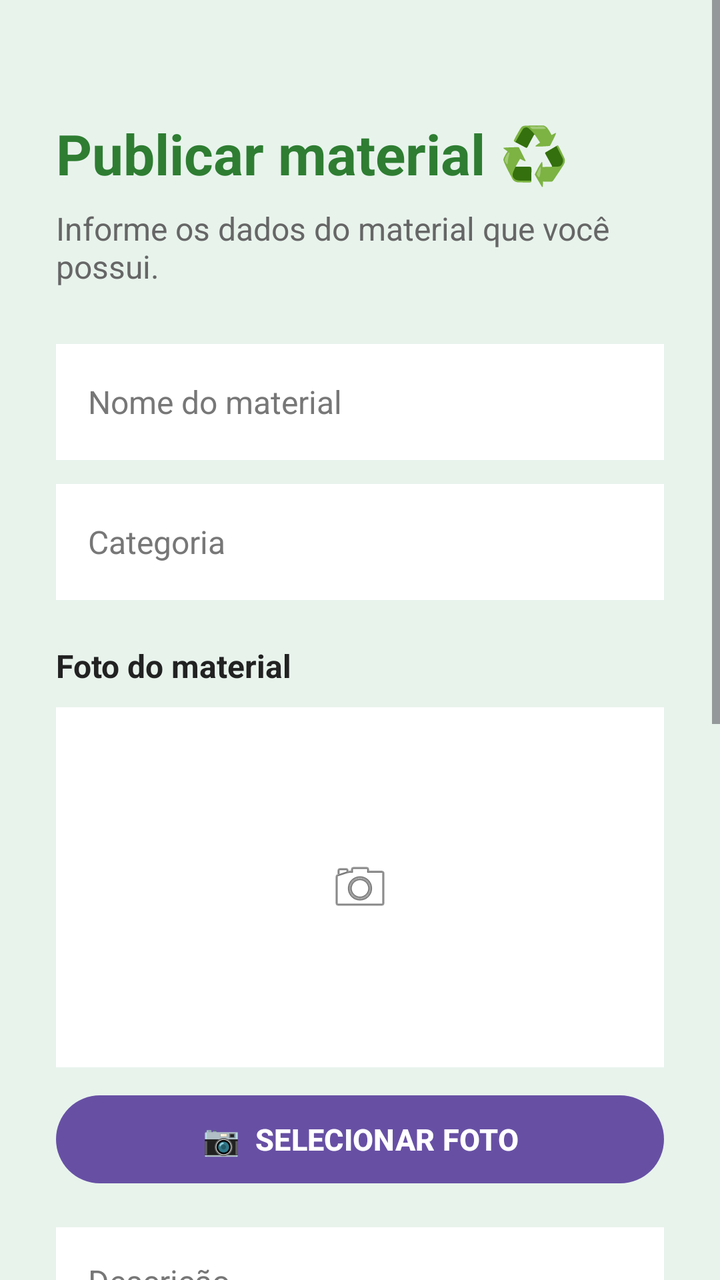
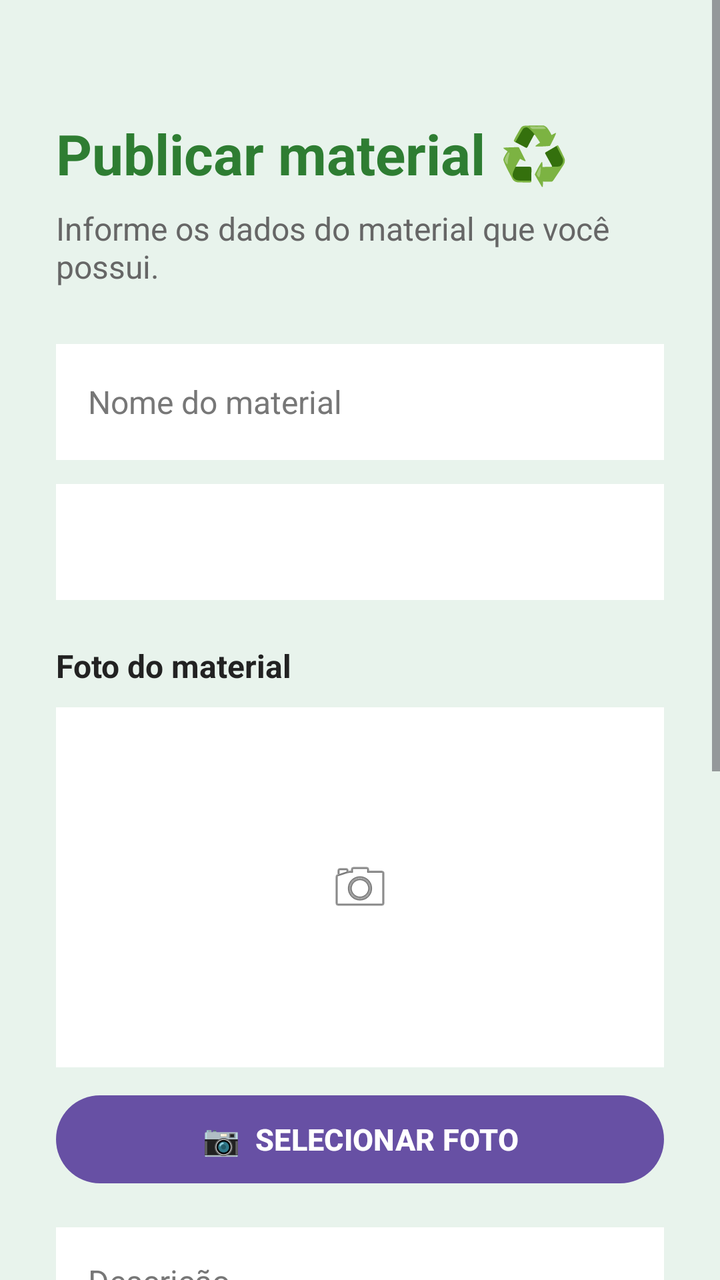

Screens rendered from an Android XML layout before and after an edit, with the pre-edit source and the edit as a unified diff.
<!-- AndroidManifest.xml: application theme Theme.Projeto -->
<!-- res/layout/fragment_fourth.xml -->
<?xml version="1.0" encoding="utf-8"?>
<ScrollView
    xmlns:android="http://schemas.android.com/apk/res/android"
    android:layout_width="match_parent"
    android:layout_height="match_parent"
    android:background="#E8F3EC">

    <LinearLayout
        android:layout_width="match_parent"
        android:layout_height="wrap_content"
        android:orientation="vertical"
        android:padding="28dp">

        <TextView
            android:layout_width="match_parent"
            android:layout_height="wrap_content"
            android:layout_marginTop="30dp"
            android:text="Publicar material ♻️"
            android:textColor="#2E7D32"
            android:textSize="28sp"
            android:textStyle="bold"/>

        <TextView
            android:layout_width="match_parent"
            android:layout_height="wrap_content"
            android:layout_marginTop="8dp"
            android:text="Informe os dados do material que você possui."
            android:textColor="#666666"
            android:textSize="16sp"/>

        <EditText
            android:id="@+id/edtMaterial"
            android:layout_width="match_parent"
            android:layout_height="58dp"
            android:layout_marginTop="28dp"
            android:background="#FFFFFF"
            android:hint="Nome do material"
            android:textColor="#222222"
            android:textColorHint="#777777"
            android:textSize="16sp"
            android:paddingStart="16dp"
            android:paddingEnd="16dp"/>

        <EditText
            android:id="@+id/edtCategoria"
            android:layout_width="match_parent"
            android:layout_height="58dp"
            android:layout_marginTop="12dp"
            android:background="#FFFFFF"
            android:hint="Categoria"
            android:textColor="#222222"
            android:textColorHint="#777777"
            android:textSize="16sp"
            android:paddingStart="16dp"
            android:paddingEnd="16dp"/>

        

        <TextView
            android:layout_width="match_parent"
            android:layout_height="wrap_content"
            android:layout_marginTop="22dp"
            android:text="Foto do material"
            android:textColor="#222222"
            android:textSize="16sp"
            android:textStyle="bold"/>

        <ImageView
            android:id="@+id/imgMaterial"
            android:layout_width="match_parent"
            android:layout_height="180dp"
            android:layout_marginTop="10dp"
            android:background="#FFFFFF"
            android:contentDescription="Foto do material"
            android:scaleType="centerInside"
            android:src="@android:drawable/ic_menu_camera"/>

        <Button
            android:id="@+id/btnSelecionarFoto"
            android:layout_width="match_parent"
            android:layout_height="52dp"
            android:layout_marginTop="10dp"
            android:text="📷  SELECIONAR FOTO"
            android:textSize="15sp"
            android:textStyle="bold"/>

        

        <EditText
            android:id="@+id/edtDescricaoMaterial"
            android:layout_width="match_parent"
            android:layout_height="100dp"
            android:layout_marginTop="18dp"
            android:background="#FFFFFF"
            android:gravity="top"
            android:hint="Descrição"
            android:inputType="textMultiLine"
            android:textColor="#222222"
            android:textColorHint="#777777"
            android:textSize="16sp"
            android:padding="16dp"/>

        <EditText
            android:id="@+id/edtQuantidade"
            android:layout_width="match_parent"
            android:layout_height="58dp"
            android:layout_marginTop="12dp"
            android:background="#FFFFFF"
            android:hint="Quantidade"
            android:textColor="#222222"
            android:textColorHint="#777777"
            android:textSize="16sp"
            android:paddingStart="16dp"
            android:paddingEnd="16dp"/>

        <EditText
            android:id="@+id/edtEstado"
            android:layout_width="match_parent"
            android:layout_height="58dp"
            android:layout_marginTop="12dp"
            android:background="#FFFFFF"
            android:hint="Estado do material"
            android:textColor="#222222"
            android:textColorHint="#777777"
            android:textSize="16sp"
            android:paddingStart="16dp"
            android:paddingEnd="16dp"/>

        <EditText
            android:id="@+id/edtFinalidade"
            android:layout_width="match_parent"
            android:layout_height="58dp"
            android:layout_marginTop="12dp"
            android:background="#FFFFFF"
            android:hint="Finalidade de uso"
            android:textColor="#222222"
            android:textColorHint="#777777"
            android:textSize="16sp"
            android:paddingStart="16dp"
            android:paddingEnd="16dp"/>

        <EditText
            android:id="@+id/edtLocalizacaoMaterial"
            android:layout_width="match_parent"
            android:layout_height="58dp"
            android:layout_marginTop="12dp"
            android:background="#FFFFFF"
            android:hint="Localização aproximada"
            android:textColor="#222222"
            android:textColorHint="#777777"
            android:textSize="16sp"
            android:paddingStart="16dp"
            android:paddingEnd="16dp"/>

        <Button
            android:id="@+id/btnPublicar"
            android:layout_width="match_parent"
            android:layout_height="58dp"
            android:layout_marginTop="22dp"
            android:layout_marginBottom="30dp"
            android:text="PUBLICAR MATERIAL"
            android:textSize="15sp"
            android:textStyle="bold"/>

    </LinearLayout>

</ScrollView>
<!-- resources referenced by this layout -->
<resources>
  <style name="Theme.Projeto" parent="Base.Theme.Projeto" />
  <style name="Base.Theme.Projeto" parent="Theme.Material3.DayNight.NoActionBar">
          
          
      </style>
</resources>

<!-- the commit's change to res/layout/fragment_fourth.xml (unified diff, before → after) -->
@@ -41,18 +41,16 @@
             android:paddingStart="16dp"
             android:paddingEnd="16dp"/>
 
-        <EditText
-            android:id="@+id/edtCategoria"
+        
+
+        <Spinner
+            android:id="@+id/spinnerCategoria"
             android:layout_width="match_parent"
             android:layout_height="58dp"
             android:layout_marginTop="12dp"
             android:background="#FFFFFF"
-            android:hint="Categoria"
-            android:textColor="#222222"
-            android:textColorHint="#777777"
-            android:textSize="16sp"
-            android:paddingStart="16dp"
-            android:paddingEnd="16dp"/>
+            android:paddingStart="12dp"
+            android:paddingEnd="12dp"/>
 
         
 
@@ -111,7 +109,8 @@
             android:textColorHint="#777777"
             android:textSize="16sp"
             android:paddingStart="16dp"
-            android:paddingEnd="16dp"/>
+            android:paddingEnd="16dp"
+            android:inputType="number"/>
 
         <EditText
             android:id="@+id/edtEstado"
@@ -120,19 +119,6 @@
             android:layout_marginTop="12dp"
             android:background="#FFFFFF"
             android:hint="Estado do material"
-            android:textColor="#222222"
-            android:textColorHint="#777777"
-            android:textSize="16sp"
-            android:paddingStart="16dp"
-            android:paddingEnd="16dp"/>
-
-        <EditText
-            android:id="@+id/edtFinalidade"
-            android:layout_width="match_parent"
-            android:layout_height="58dp"
-            android:layout_marginTop="12dp"
-            android:background="#FFFFFF"
-            android:hint="Finalidade de uso"
             android:textColor="#222222"
             android:textColorHint="#777777"
             android:textSize="16sp"
